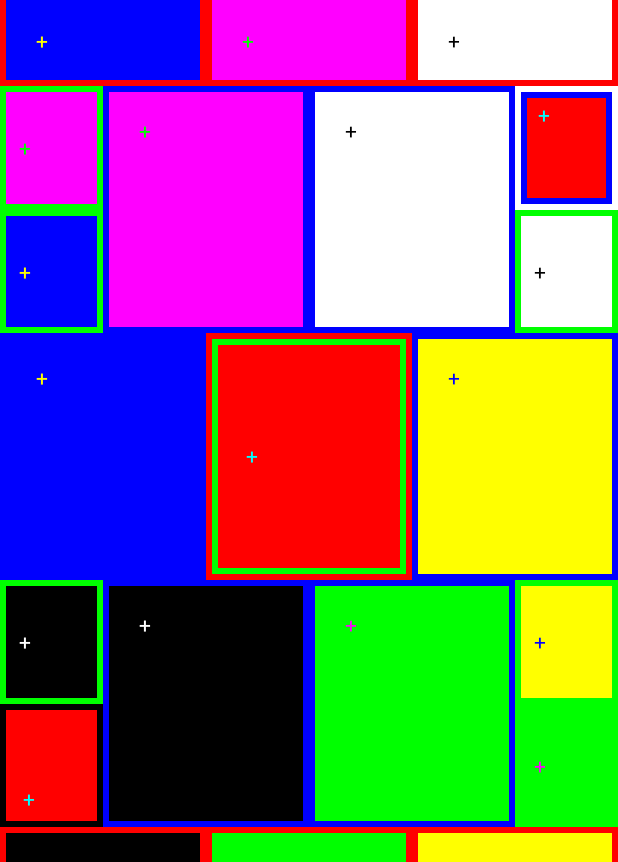
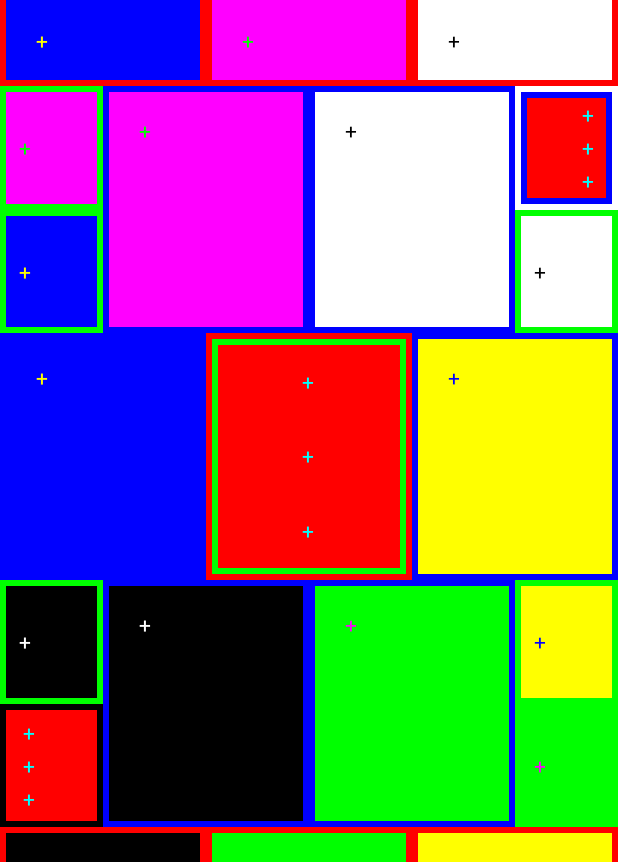
Before and after one commit to TanevEmil/RubicCube10, an Android app: the screen it shows after launch (MainActivity), on a phone screen of 412 x 824 dp. Shown: the part 162-1024 px from the top of the screen. Run offline under Robolectric (Android 15) with nearby library versions, the phone set to English and light mode, and no system bars.

Commit message:
Pm Odd Am buttons now with +++ marker.

```diff
--- a/app/src/main/res/layout/text_am.xml
+++ b/app/src/main/res/layout/text_am.xml
@@ -12,7 +12,7 @@
             android:id="@+id/textViewAm_1"
             android:layout_width="match_parent"
             android:layout_height="match_parent"
-            android:text="@string/rgb001"
+            android:text="@string/rgb000"
             android:textColor="@color/t_cyan"
             android:textAlignment="center"
             android:layout_weight="1"
@@ -32,7 +32,7 @@
             android:id="@+id/textViewAm_3"
             android:layout_width="match_parent"
             android:layout_height="match_parent"
-            android:text="@string/cmy000"
+            android:text="@string/cmy001"
             android:textColor="@color/t_cyan"
             android:textAlignment="center"
             android:layout_weight="1"
@@ -48,7 +48,7 @@
             android:id="@+id/textViewAm_4"
             android:layout_width="match_parent"
             android:layout_height="match_parent"
-            android:text="@string/cmy000"
+            android:text="@string/rgb000"
             android:textColor="@color/t_cyan"
             android:textAlignment="center"
             android:layout_weight="1"
@@ -68,7 +68,7 @@
             android:id="@+id/textViewAm_6"
             android:layout_width="match_parent"
             android:layout_height="match_parent"
-            android:text="@string/rgb000"
+            android:text="@string/rgb001"
             android:textColor="@color/t_cyan"
             android:textAlignment="center"
             android:layout_weight="1"
@@ -84,7 +84,7 @@
             android:id="@+id/textViewAm_7"
             android:layout_width="match_parent"
             android:layout_height="match_parent"
-            android:text="@string/cmy000"
+            android:text="@string/rgb000"
             android:textColor="@color/t_cyan"
             android:textAlignment="center"
             android:layout_weight="1"
@@ -104,7 +104,7 @@
             android:id="@+id/textViewAm_9"
             android:layout_width="match_parent"
             android:layout_height="match_parent"
-            android:text="@string/cmy000"
+            android:text="@string/cmy001"
             android:textColor="@color/t_cyan"
             android:textAlignment="center"
             android:gravity="center"
--- a/app/src/main/res/layout/text_odd.xml
+++ b/app/src/main/res/layout/text_odd.xml
@@ -22,7 +22,7 @@
             android:id="@+id/textViewOdd_2"
             android:layout_width="match_parent"
             android:layout_height="match_parent"
-            android:text="@string/cmy000"
+            android:text="@string/rgb001"
             android:textColor="@color/t_cyan"
             android:textAlignment="center"
             android:layout_weight="1"
@@ -48,7 +48,7 @@
             android:id="@+id/textViewOdd_4"
             android:layout_width="match_parent"
             android:layout_height="match_parent"
-            android:text="@string/cmy010"
+            android:text="@string/cmy000"
             android:textColor="@color/t_cyan"
             android:textAlignment="center"
             android:layout_weight="1"
@@ -58,7 +58,7 @@
             android:id="@+id/textViewOdd_5"
             android:layout_width="match_parent"
             android:layout_height="match_parent"
-            android:text="@string/rgb000"
+            android:text="@string/rgb001"
             android:textColor="@color/t_cyan"
             android:textAlignment="center"
             android:layout_weight="1"
@@ -94,7 +94,7 @@
             android:id="@+id/textViewOdd_8"
             android:layout_width="match_parent"
             android:layout_height="match_parent"
-            android:text="@string/rgb000"
+            android:text="@string/rgb001"
             android:textColor="@color/t_cyan"
             android:textAlignment="center"
             android:layout_weight="1"
--- a/app/src/main/res/layout/text_pm.xml
+++ b/app/src/main/res/layout/text_pm.xml
@@ -12,7 +12,7 @@
             android:id="@+id/textViewPm_1"
             android:layout_width="match_parent"
             android:layout_height="match_parent"
-            android:text="@string/rgb000"
+            android:text="@string/rgb001"
             android:textColor="@color/t_cyan"
             android:textAlignment="center"
             android:layout_weight="1"
@@ -48,7 +48,7 @@
             android:id="@+id/textViewPm_4"
             android:layout_width="match_parent"
             android:layout_height="match_parent"
-            android:text="@string/cmy000"
+            android:text="@string/cmy001"
             android:textColor="@color/t_cyan"
             android:textAlignment="center"
             android:layout_weight="1"
@@ -84,7 +84,7 @@
             android:id="@+id/textViewPm_7"
             android:layout_width="match_parent"
             android:layout_height="match_parent"
-            android:text="@string/cmy100"
+            android:text="@string/cmy001"
             android:textColor="@color/t_cyan"
             android:textAlignment="center"
             android:layout_weight="1"
@@ -94,7 +94,7 @@
             android:id="@+id/textViewPm_8"
             android:layout_width="match_parent"
             android:layout_height="match_parent"
-            android:text="@string/rgb000"
+            android:text="@string/cmy000"
             android:textColor="@color/t_cyan"
             android:textAlignment="center"
             android:layout_weight="1"
@@ -104,7 +104,7 @@
             android:id="@+id/textViewPm_9"
             android:layout_width="match_parent"
             android:layout_height="match_parent"
-            android:text="@string/rgb000"
+            android:text="@string/cmy000"
             android:textColor="@color/t_cyan"
             android:textAlignment="center"
             android:gravity="center"
```
Also changed, not shown: app/src/main/java/com/example/rubiccube10/cubes/AmFront.java (+27 -27 lines), app/src/main/java/com/example/rubiccube10/cubes/OddFront.java (+27 -27 lines), app/src/main/java/com/example/rubiccube10/cubes/PmFront.java (+27 -27 lines).
